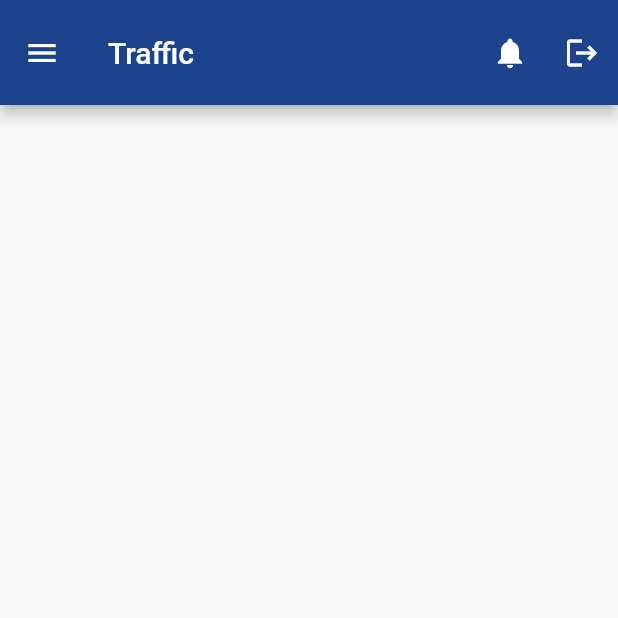
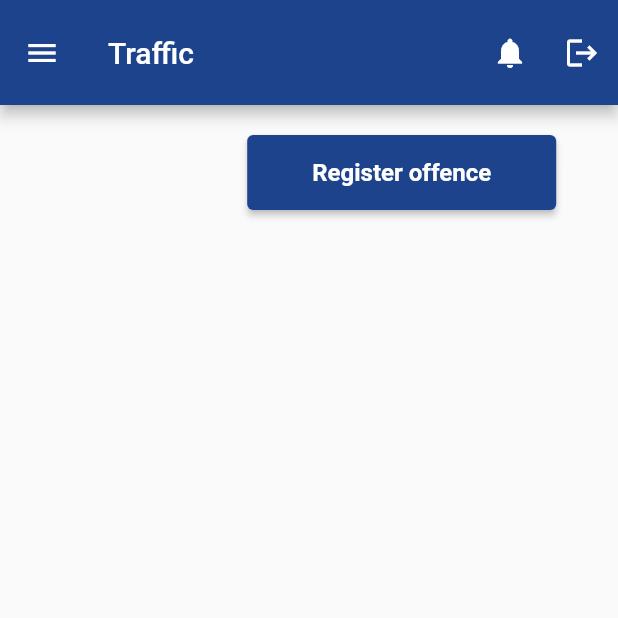
Before and after one commit to Ngoniol/Traffic-offence-fine-prediction-system, a Flutter app: the HomeScreen screen opened directly, on a phone screen of 412 x 824 dp, the top half of it. Run offline on Flutter 3.47's test engine with Material 2 defaults, Android fonts, the phone set to English and light mode, and no system bars; our stand-ins replace cloud_firestore, firebase_auth, firebase_core; accounts and stored records are empty; network calls fail.

Commit message:
register button

```diff
--- a/lib/reusable_widgets/reusable_widgets.dart
+++ b/lib/reusable_widgets/reusable_widgets.dart
@@ -23,7 +23,7 @@ TextEditingController controller) {
 }
 
 Container functionButton(
-  BuildContext context, String buttonText, Function onTap) {
+  BuildContext context, String buttonText, int colors, Function onTap) {
     return Container(
       width: MediaQuery.of(context).size.width * 0.5,
       height: 50,
@@ -38,7 +38,7 @@ Container functionButton(
               if (states.contains(MaterialState.pressed)) {
                 return Colors.black26;
               }
-              return const Color.fromARGB(255, 97, 117, 158);
+              return Color(colors);
             }),
           ),
         child: Text(
--- a/lib/screens/forgot_pass.dart
+++ b/lib/screens/forgot_pass.dart
@@ -55,7 +55,7 @@ class _ForgotPasswordState extends State<ForgotPassword> {
                     const SizedBox(
                       height: 10,
                     ),
-                    functionButton(context, "Reset Password", () {
+                    functionButton(context, "Reset Password", 0XFF61759E,() {
                       FirebaseAuth.instance.sendPasswordResetEmail(email: _emailTextController.text).then(
                               (value) => Navigator.of(context).pop()).onError((error, stackTrace) {
                                 setState(() {
--- a/lib/screens/home_page.dart
+++ b/lib/screens/home_page.dart
@@ -1,6 +1,8 @@
 import 'package:flutter/material.dart';
 import 'package:cloud_firestore/cloud_firestore.dart';
+import 'package:project/reusable_widgets/reusable_widgets.dart';
 import 'package:project/reusable_widgets/side_navbar.dart';
+import 'package:project/screens/register_offence.dart';
 import '../reusable_widgets/app_bar.dart';
 
 
@@ -19,6 +21,22 @@ class _HomeScreenState extends State<HomeScreen> {
     return Scaffold(
       drawer:  SideNav(),
       appBar: const App(),
+      body: Column(
+        children: [
+          Padding(
+            padding: EdgeInsets.fromLTRB(MediaQuery.of(context).size.height * 0.2,10,0,0),
+            child: Column(
+              children: [
+                functionButton(context, 'Register offence', 0xFF1D438C,(){
+                  Navigator.push(context,
+                      MaterialPageRoute(builder: (context) => const RegOffence()));
+                })
+              ],
+            )
+          ),
+        ]
+
+      ),
     );
   }
 }
--- a/lib/screens/login.dart
+++ b/lib/screens/login.dart
@@ -62,7 +62,7 @@ class _LoginState extends State<Login> {
                 height: 20,
               ),
               forgotPassword(),
-              functionButton(context, "Login", () {
+              functionButton(context, "Login", 0XFF61759E,() {
                 FirebaseAuth.instance.signInWithEmailAndPassword(
                     email: _emailTextController.text,
                     password: _passwordTextController.text).then((value) {
```
